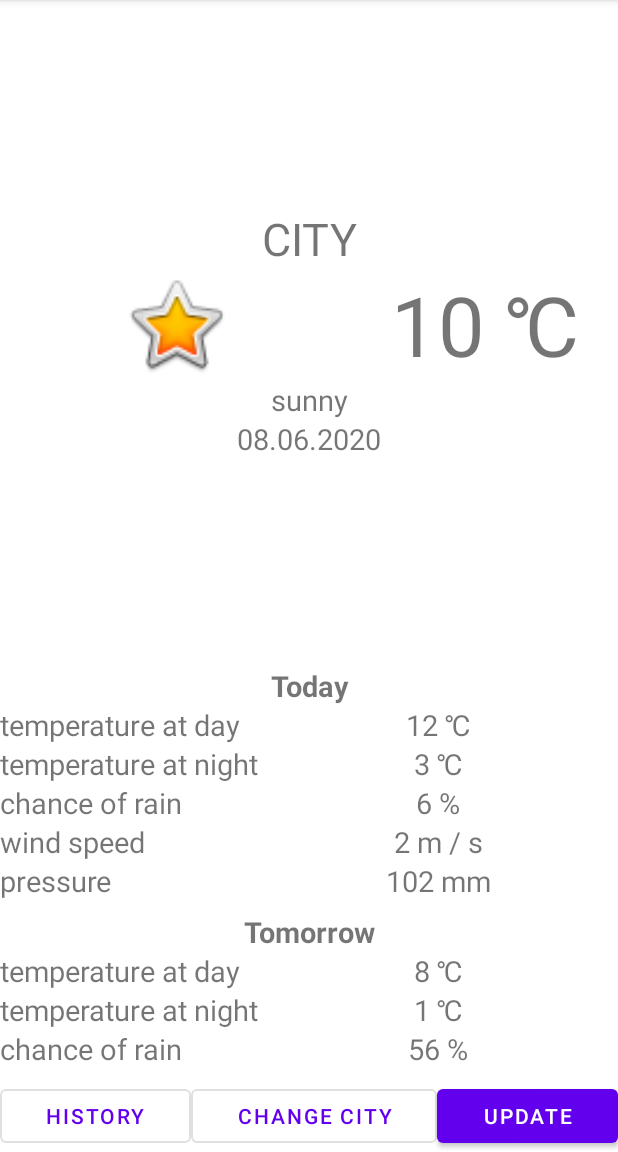
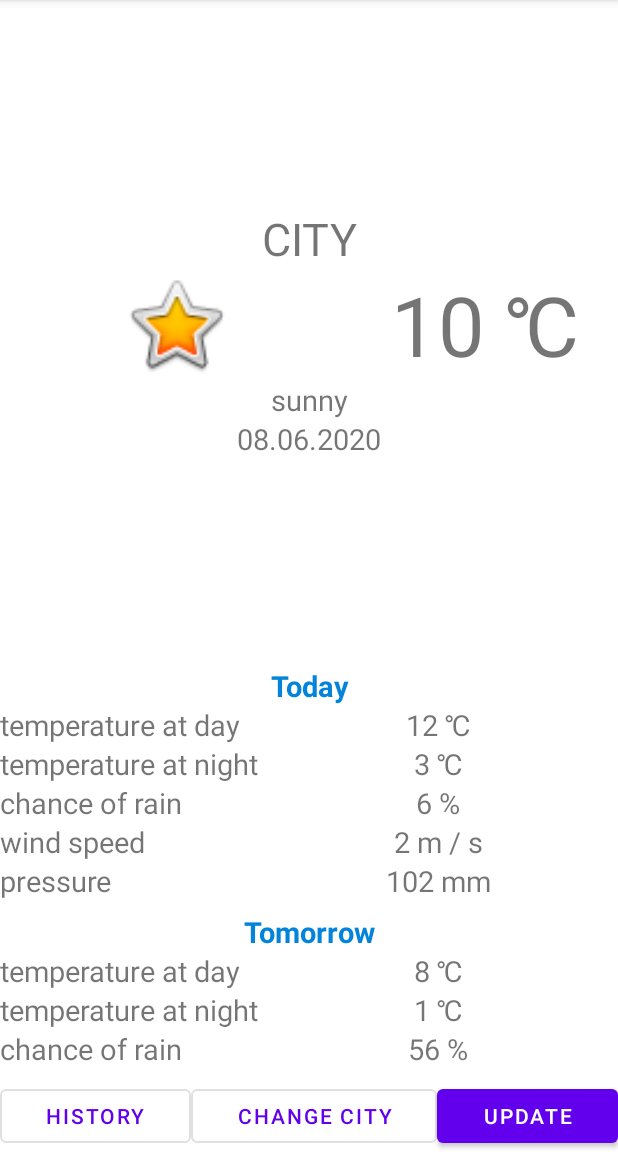
Before and after one commit to AlexSlivka/WeatherApp, an Android app: the screen it shows after launch (MainActivity), on a phone screen of 412 x 824 dp, the part 84-1236 px from its top. Run offline under Robolectric (Android 15) with nearby library versions, the phone set to English and light mode, and no system bars.

Commit message:
Добавлена общая тема для заголовков

```diff
--- a/app/src/main/res/layout-land/activity_main.xml
+++ b/app/src/main/res/layout-land/activity_main.xml
@@ -72,6 +72,7 @@
         android:text="@string/today_text"
         android:textSize="@dimen/basic_size_text"
         android:textStyle="bold"
+        style="@style/HeadersStartEnd"
         app:layout_constraintBottom_toTopOf="@+id/linearLayout2"
         app:layout_constraintStart_toStartOf="@+id/linearLayout2" />
 
@@ -178,6 +179,7 @@
         android:text="@string/tomorrow_text"
         android:textSize="@dimen/basic_size_text"
         android:textStyle="bold"
+        style="@style/HeadersStartEnd"
         app:layout_constraintBottom_toTopOf="@+id/linearLayout4"
         app:layout_constraintStart_toStartOf="@+id/linearLayout4" />
 
--- a/app/src/main/res/layout/activity_change_city.xml
+++ b/app/src/main/res/layout/activity_change_city.xml
@@ -47,7 +47,7 @@
         app:layout_constraintEnd_toEndOf="parent" />
 
 
-    <TextView
+    <com.google.android.material.textview.MaterialTextView
         android:id="@+id/textView2"
         android:layout_width="wrap_content"
         android:layout_height="wrap_content"
@@ -55,6 +55,7 @@
         android:text="@string/additional_settings"
         android:textSize="@dimen/basic_size_text"
         android:textStyle="bold"
+        style="@style/HeadersStartEnd"
         app:layout_constraintBottom_toTopOf="@+id/wind_speed_checkBox"
         app:layout_constraintEnd_toEndOf="parent"
         app:layout_constraintStart_toStartOf="@+id/wind_speed_checkBox" />
--- a/app/src/main/res/layout/activity_main.xml
+++ b/app/src/main/res/layout/activity_main.xml
@@ -74,6 +74,7 @@
         android:text="@string/today_text"
         android:textSize="@dimen/basic_size_text"
         android:textStyle="bold"
+        style="@style/HeadersStartEnd"
         app:layout_constraintBottom_toTopOf="@+id/linearLayout2"
         app:layout_constraintStart_toStartOf="@+id/linearLayout2" />
 
@@ -182,6 +183,7 @@
         android:gravity="center"
         android:text="@string/tomorrow_text"
         android:textSize="@dimen/basic_size_text"
+        style="@style/HeadersStartEnd"
         android:textStyle="bold"
         app:layout_constraintBottom_toTopOf="@+id/linearLayout4" />
 
--- a/app/src/main/res/values/colors.xml
+++ b/app/src/main/res/values/colors.xml
@@ -3,4 +3,5 @@
     <color name="colorPrimary">#6200EE</color>
     <color name="colorPrimaryDark">#3700B3</color>
     <color name="colorAccent">#03DAC5</color>
+    <color name="colorHeaders">#0384da</color>
 </resources>
--- a/app/src/main/res/values/styles.xml
+++ b/app/src/main/res/values/styles.xml
@@ -8,5 +8,8 @@
         <item name="colorAccent">@color/colorAccent</item>
     </style>
 
+    <style name="HeadersStartEnd">
+       <item name="android:textColor">@color/colorHeaders</item>
+    </style>
 
 </resources>
```
